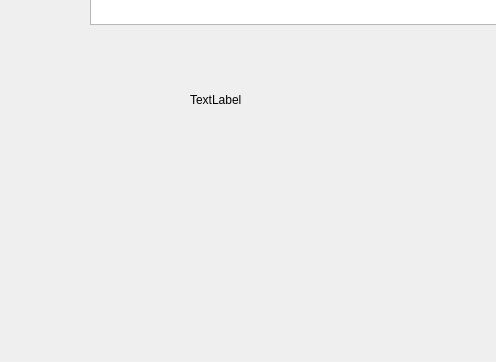
This is gui_file.ui in anhnda/DemoApp as Qt 5 draws it before an edit; both pictures show x 0 to 496 and y 355 to 717 of the 1092 by 717 pixel window. The edited form follows.
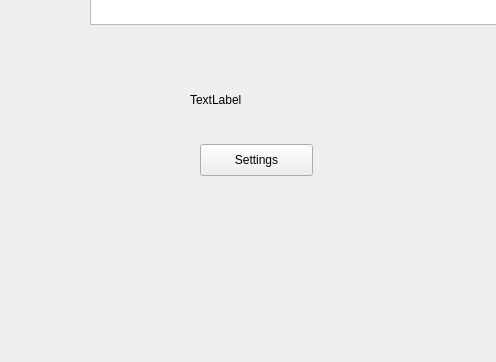
This is the edited form.

The edit to the form file:
```diff
--- a/gui_file.ui
+++ b/gui_file.ui
@@ -114,6 +114,19 @@
      <string>RadioButton</string>
     </property>
    </widget>
+   <widget class="QPushButton" name="settingButton">
+    <property name="geometry">
+     <rect>
+      <x>200</x>
+      <y>480</y>
+      <width>113</width>
+      <height>32</height>
+     </rect>
+    </property>
+    <property name="text">
+     <string>Settings</string>
+    </property>
+   </widget>
   </widget>
   <widget class="QMenuBar" name="menubar">
    <property name="geometry">
```
Left out of the diff: 26 changed lines with no effect on the pictures.
